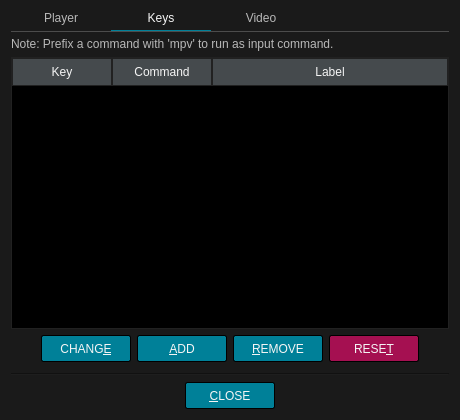
Old version of the form src/ui/preferencesdialog.ui in the repository u8sand/Baka-MPlayer.
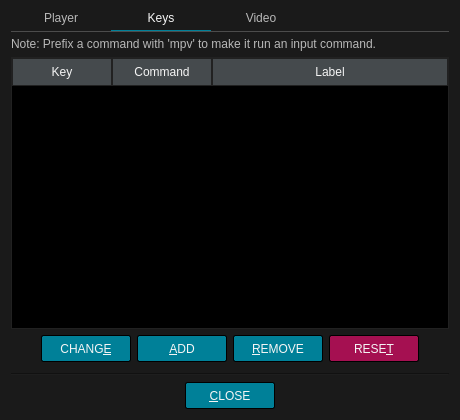
New version of the form. The open tabs and pages were chosen to show the change. Icons and pictures are not drawn.

Commit message: preferencesdialog.ui: added info to input key binding section [2]

Diff of the .ui file:
```diff
--- a/src/ui/preferencesdialog.ui
+++ b/src/ui/preferencesdialog.ui
@@ -388,7 +388,7 @@
 }</string>
          </property>
          <property name="text">
-          <string>Note: Prefix a command with 'mpv' to run as input command.</string>
+          <string>Note: Prefix a command with 'mpv' to make it run an input command.</string>
          </property>
          <property name="wordWrap">
           <bool>true</bool>
```
